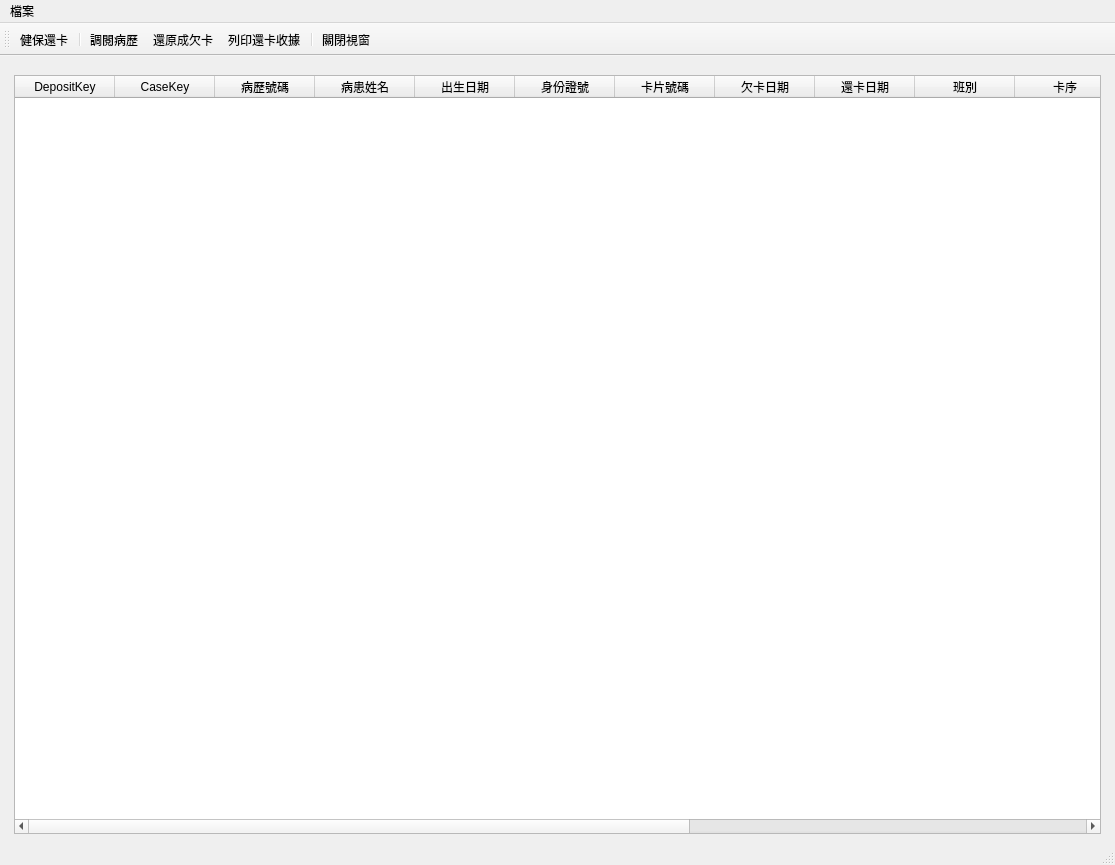
Qt form ui/return_card.ui (picacat/pyMedical) before a commit.
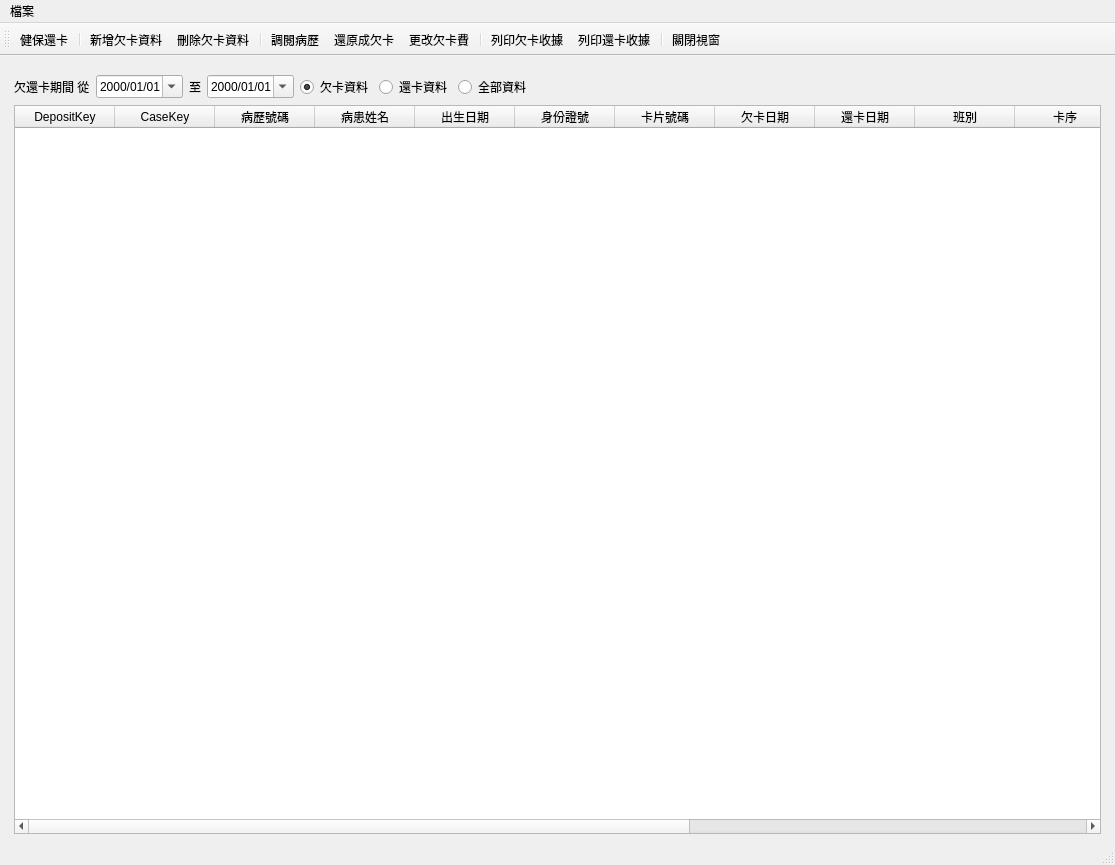
The same form after that commit. Icons and pictures are not drawn.

The edit to the form file:
```diff
--- a/ui/return_card.ui
+++ b/ui/return_card.ui
@@ -26,6 +26,81 @@
       <property name="rightMargin">
        <number>5</number>
       </property>
+      <item>
+       <layout class="QHBoxLayout" name="horizontalLayout_2">
+        <item>
+         <widget class="QLabel" name="label">
+          <property name="text">
+           <string>欠還卡期間 從</string>
+          </property>
+         </widget>
+        </item>
+        <item>
+         <widget class="QDateEdit" name="dateEdit_start_date">
+          <property name="displayFormat">
+           <string>yyyy/MM/dd</string>
+          </property>
+          <property name="calendarPopup">
+           <bool>true</bool>
+          </property>
+         </widget>
+        </item>
+        <item>
+         <widget class="QLabel" name="label_2">
+          <property name="text">
+           <string>至</string>
+          </property>
+         </widget>
+        </item>
+        <item>
+         <widget class="QDateEdit" name="dateEdit_end_date">
+          <property name="displayFormat">
+           <string>yyyy/MM/dd</string>
+          </property>
+          <property name="calendarPopup">
+           <bool>true</bool>
+          </property>
+         </widget>
+        </item>
+        <item>
+         <widget class="QRadioButton" name="radioButton_deposit">
+          <property name="text">
+           <string>欠卡資料</string>
+          </property>
+          <property name="checked">
+           <bool>true</bool>
+          </property>
+         </widget>
+        </item>
+        <item>
+         <widget class="QRadioButton" name="radioButton_return">
+          <property name="text">
+           <string>還卡資料</string>
+          </property>
+         </widget>
+        </item>
+        <item>
+         <widget class="QRadioButton" name="radioButton_all">
+          <property name="text">
+           <string>全部資料</string>
+          </property>
+         </widget>
+        </item>
+        <item>
+         <spacer name="horizontalSpacer">
+          <property name="orientation">
+           <enum>Qt::Horizontal</enum>
+          </property>
+          <property name="sizeHint" stdset="0">
+           <size>
+            <width>40</width>
+            <height>20</height>
+           </size>
+          </property>
+         </spacer>
+        </item>
+       </layout>
+      </item>
       <item>
        <widget class="QTableWidget" name="tableWidget_return_card">
         <property name="editTriggers">
@@ -139,9 +214,15 @@
    </attribute>
    <addaction name="action_return_card"/>
    <addaction name="separator"/>
+   <addaction name="action_add_deposit"/>
+   <addaction name="action_remove_deposit"/>
+   <addaction name="separator"/>
    <addaction name="action_open_medical_record"/>
    <addaction name="action_undo"/>
+   <addaction name="action_modify_deposit_fee"/>
+   <addaction name="separator"/>
    <addaction name="action_print_registration_form"/>
+   <addaction name="action_print_return_registration_form"/>
    <addaction name="separator"/>
    <addaction name="action_close"/>
   </widget>
@@ -201,7 +282,7 @@
     <string>還原成欠卡</string>
    </property>
   </action>
-  <action name="action_print_registration_form">
+  <action name="action_print_return_registration_form">
    <property name="icon">
     <iconset>
      <normaloff>../icons/document-print.svg</normaloff>../icons/document-print.svg</iconset>
@@ -213,6 +294,54 @@
     <string>列印還卡收據</string>
    </property>
   </action>
+  <action name="action_print_registration_form">
+   <property name="icon">
+    <iconset>
+     <normaloff>../icons/printer.png</normaloff>../icons/printer.png</iconset>
+   </property>
+   <property name="text">
+    <string>列印欠卡收據</string>
+   </property>
+   <property name="toolTip">
+    <string>列印欠卡收據</string>
+   </property>
+  </action>
+  <action name="action_add_deposit">
+   <property name="icon">
+    <iconset>
+     <normaloff>../icons/add-files-to-archive.svg</normaloff>../icons/add-files-to-archive.svg</iconset>
+   </property>
+   <property name="text">
+    <string>新增欠卡資料</string>
+   </property>
+   <property name="toolTip">
+    <string>新增欠卡資料</string>
+   </property>
+  </action>
+  <action name="action_remove_deposit">
+   <property name="icon">
+    <iconset>
+     <normaloff>../icons/gtk-remove.svg</normaloff>../icons/gtk-remove.svg</iconset>
+   </property>
+   <property name="text">
+    <string>刪除欠卡資料</string>
+   </property>
+   <property name="toolTip">
+    <string>刪除欠卡資料</string>
+   </property>
+  </action>
+  <action name="action_modify_deposit_fee">
+   <property name="icon">
+    <iconset>
+     <normaloff>../icons/gtk-edit.svg</normaloff>../icons/gtk-edit.svg</iconset>
+   </property>
+   <property name="text">
+    <string>更改欠卡費</string>
+   </property>
+   <property name="toolTip">
+    <string>更改欠卡費</string>
+   </property>
+  </action>
  </widget>
  <resources/>
  <connections/>
```
Left out of the diff: 2 changed lines with no effect on the pictures.
